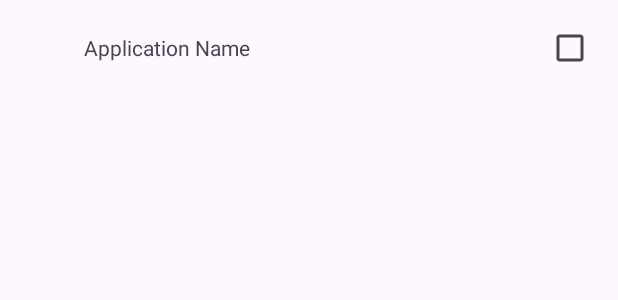
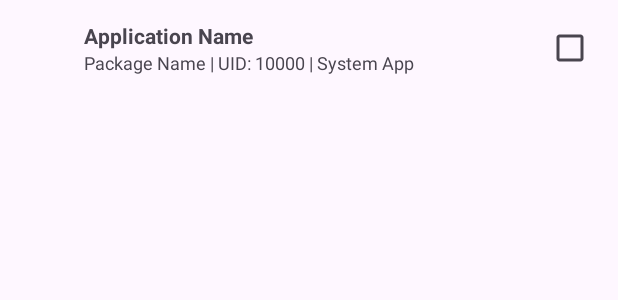
Before and after one commit to yiguihai11/TSocks, an Android app: the layout list_item_app.xml on its own in the app's theme, with its tools: preview values and no code run, on a phone screen of 412 x 824 dp. Shown: the top 300 px of the screen. Run offline under Robolectric (Android 15) with nearby library versions, the phone set to English and light mode, and no system bars.

Commit message:
Feat: Enhance app selection list with UID, package name, and system/user app status; remove internet permission filter; filter disabled apps.

```diff
--- a/app/src/main/res/layout/list_item_app.xml
+++ b/app/src/main/res/layout/list_item_app.xml
@@ -12,13 +12,29 @@
         android:layout_height="40dp"
         android:contentDescription="App Icon" />
 
-    <TextView
-        android:id="@+id/text_view_app_name"
+    <LinearLayout
         android:layout_width="0dp"
         android:layout_height="wrap_content"
         android:layout_weight="1"
         android:layout_marginStart="8dp"
-        android:text="Application Name" />
+        android:orientation="vertical">
+
+        <TextView
+            android:id="@+id/text_view_app_name"
+            android:layout_width="match_parent"
+            android:layout_height="wrap_content"
+            android:text="Application Name"
+            android:textStyle="bold" />
+
+        <TextView
+            android:id="@+id/text_view_app_details"
+            android:layout_width="match_parent"
+            android:layout_height="wrap_content"
+            android:text="Package Name | UID: 10000 | System App"
+            android:textSize="12sp"
+            android:textColor="?android:attr/textColorSecondary" />
+
+    </LinearLayout>
 
     <CheckBox
         android:id="@+id/checkbox_app_selected"
```
Also changed, not shown: app/src/main/java/com/yiguihai/tun2socks/AppAdapter.java (+9 -0 lines), app/src/main/java/com/yiguihai/tun2socks/AppInfo.java (+6 -6 lines), app/src/main/java/com/yiguihai/tun2socks/AppSelectionActivity.java (+8 -3 lines).
